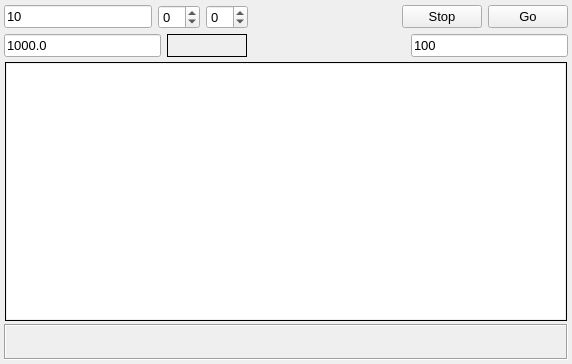
Old version of the form aisubwidget.ui in the repository MccDv/universaltest.
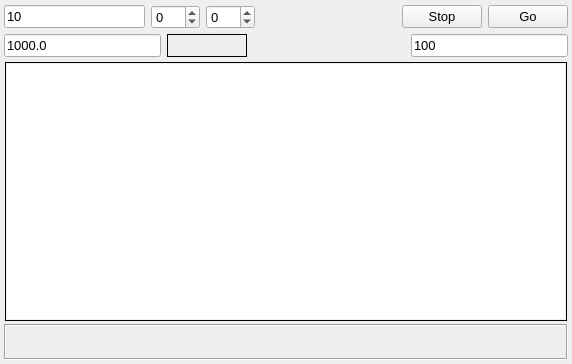
New version of the form. Custom widgets are drawn as their Qt base class.

What changed in the file:
```diff
--- a/aisubwidget.ui
+++ b/aisubwidget.ui
@@ -91,6 +91,9 @@
         <property name="minimum">
          <number>-1</number>
         </property>
+        <property name="maximum">
+         <number>255</number>
+        </property>
        </widget>
       </item>
       <item>
@@ -101,6 +104,9 @@
         <property name="minimum">
          <number>-1</number>
         </property>
+        <property name="maximum">
+         <number>255</number>
+        </property>
        </widget>
       </item>
       <item>
```
